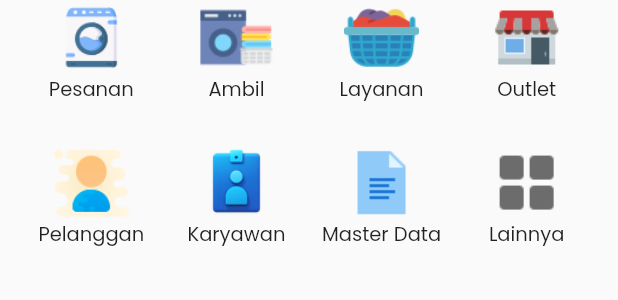
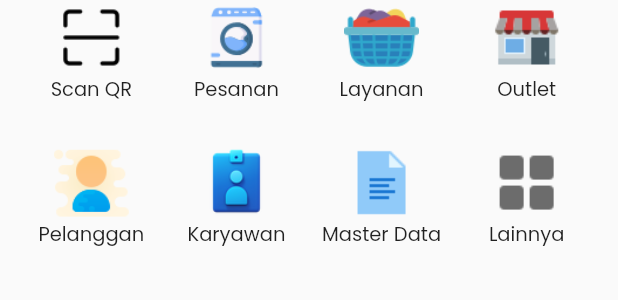
Before and after one commit to putraops/OpsLaundry.Mobile, a Flutter app: the DashboardMenuController widget shown alone on an empty page, opened directly, on a phone screen of 412 x 824 dp. Shown: the top 300 px of the screen. Run offline on Flutter 3.47's test engine with Material 2 defaults, Android fonts, the light colour scheme and no system bars; our stand-ins replace dio, flutter_native_splash, flutter_redux, flutter_slidable, redux, shared_preferences; missing offline and left inert: bottom_sheet; accounts and stored records are empty.

Commit message:
Update Menu on Dashboard page.

```diff
--- a/lib/pages/dashboard/DashboardPage.dart
+++ b/lib/pages/dashboard/DashboardPage.dart
@@ -79,7 +79,7 @@ class DashboardPage extends StatelessWidget {
 
               Container(
                 // margin: const EdgeInsets.only(top: 20, bottom: 0),
-                margin: const EdgeInsets.symmetric(vertical: 15),
+                margin: const EdgeInsets.symmetric(vertical: 20),
                 child: const DashboardMenuController(),
               ),
 
--- a/lib/pages/dashboard/navigation/DashboardMenuController.dart
+++ b/lib/pages/dashboard/navigation/DashboardMenuController.dart
@@ -24,11 +24,11 @@ class _DashboardMenuController extends State<DashboardMenuController> {
   @override
   Widget build(BuildContext context) {
     List<Widget> menu = [
+      Submenu("Scan QR", Image.asset("assets/icons/scanner-black-64.png", height: 50, width: 50,), () => {
+        debugPrint("Ambil...")
+      }),
       Submenu("Pesanan", Image.asset("assets/icons/washing-machine.png", height: 50, width: 50,), () => {
         debugPrint("Pesanan...")
-      }),
-      Submenu("Ambil", Image.asset("assets/icons/machine-2.png", height: 50, width: 50,), () => {
-        debugPrint("Ambil...")
       }),
       Submenu("Layanan", Image.asset("assets/icons/laundry-basket.png", height: 50, width: 50,), () => {
         Navigator.of(context).push(AnimateNavigation(const ServicePage()))
--- a/pubspec.yaml
+++ b/pubspec.yaml
@@ -100,7 +100,9 @@ flutter:
     - assets/icons/towels.png
     - assets/icons/trash.png
     - assets/icons/scanner-black.png
+    - assets/icons/scanner-black-64.png
     - assets/icons/scanner-white.png
+    - assets/icons/scanner-white-64.png
     - assets/icons/warning.png
     - assets/icons/washing-machine.png
     - assets/icons/flag/indonesia.png
```
Also changed, not shown: assets/icons/scanner-black-64.png (added), assets/icons/scanner-white-64.png (added).
